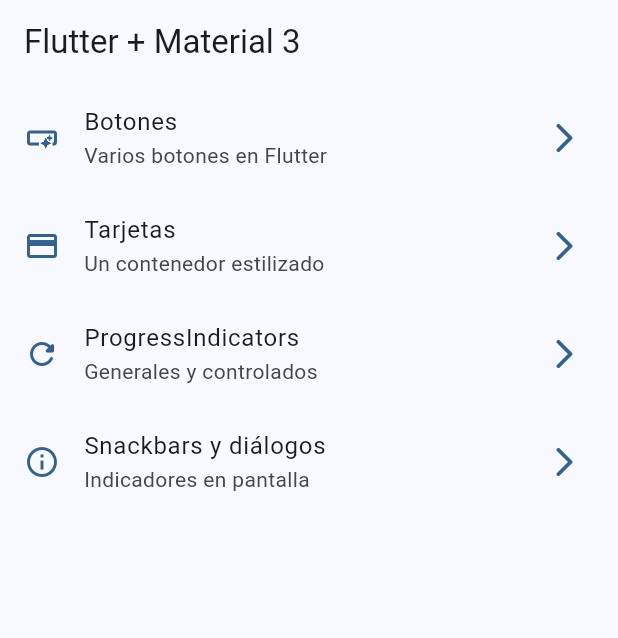
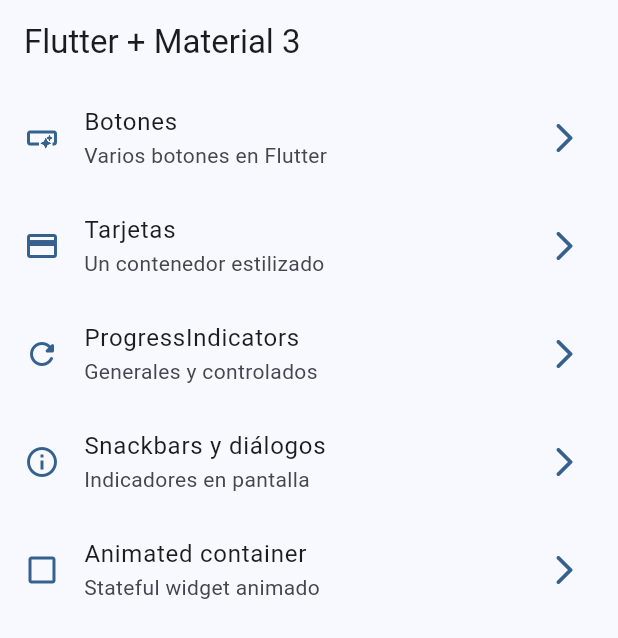
Before and after one commit to Ander0506/widgets_app, a Flutter app: the screen it shows after launch, on a phone screen of 412 x 824 dp. Shown: the top 638 px of the screen. Run offline on Flutter 3.47's test engine with Material 3 defaults, Android fonts, the phone set to English and light mode, and no system bars; our stand-ins replace go_router.

Commit message:
Animated Container terminado

```diff
--- a/lib/config/menu/menu_items.dart
+++ b/lib/config/menu/menu_items.dart
@@ -39,4 +39,11 @@ const appMenuItems = <MenuItems>[
     link: '/snackbars',
     icon: Icons.info_outline
   ),
+   MenuItems(
+    title: 'Animated container',
+    subTitle: 'Stateful widget animado',
+    link: '/animated',
+    icon: Icons.check_box_outline_blank_outlined
+  ),
+
 ];
--- a/lib/config/router/app_router.dart
+++ b/lib/config/router/app_router.dart
@@ -30,5 +30,10 @@ final appRouter = GoRouter(
       path: '/snackbars',
       builder: (context, state) => const SnackbarScreen(),
     ),
+     GoRoute(
+      name: AnimatedScreen.name,
+      path: '/animated',
+      builder: (context, state) => const AnimatedScreen(),
+    ),
   ],
 );
```
Also changed, not shown: lib/presentation/screens/animated/animated_screen.dart (+52 -2 lines).
